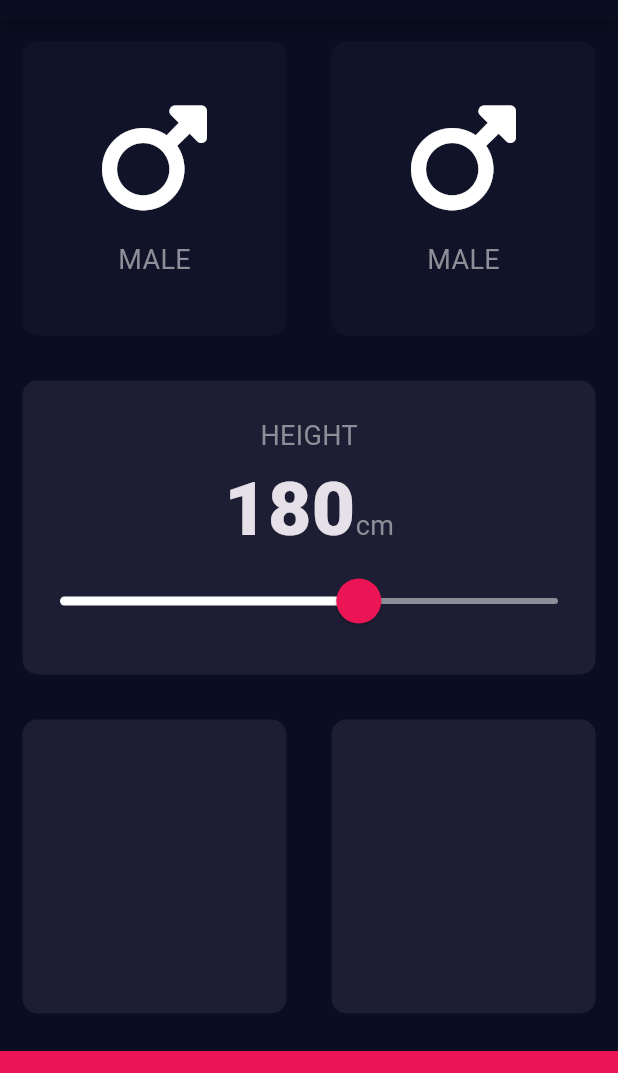
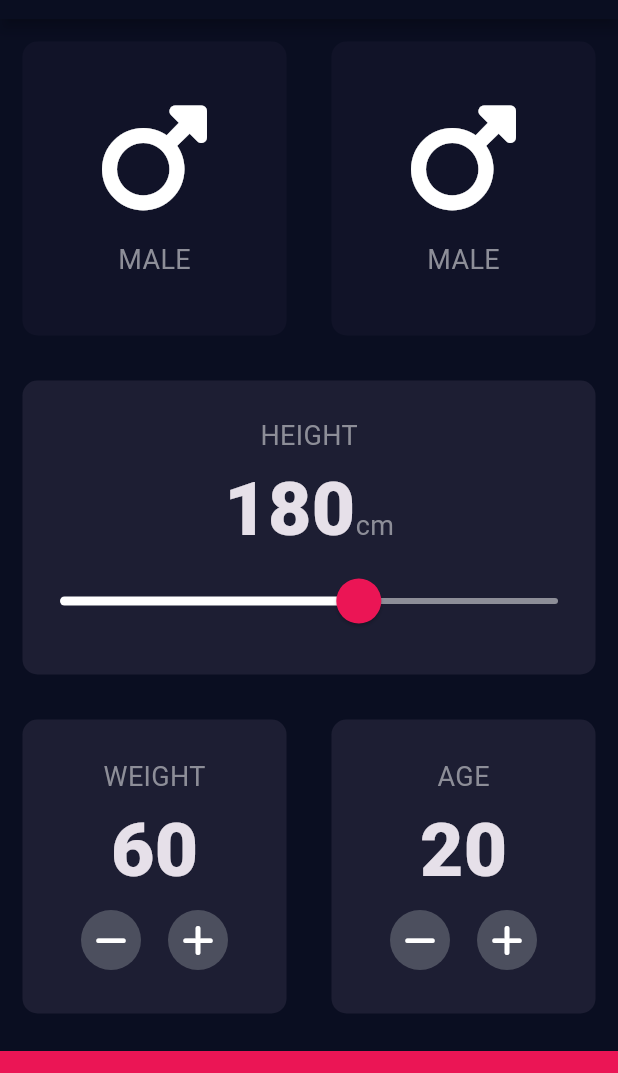
Before and after one commit to Adnan25z/bmi_calculator_flutter, a Flutter app: the screen it shows after launch, on a phone screen of 412 x 824 dp, the part 65-1138 px from its top. Run offline on Flutter 3.47's test engine with Material 3 defaults, Android fonts, the phone set to English and light mode, and no system bars; our stand-ins replace font_awesome_flutter.

Commit message:
built a flutter button from scratch using RawMaterialButton

```diff
--- a/lib/input_page.dart
+++ b/lib/input_page.dart
@@ -4,10 +4,7 @@ import 'reusable_card.dart';
 import 'icon_content.dart';
 import 'constants.dart';
 
-enum Gender{
-  male,
-  female,
-}
+enum Gender { male, female }
 
 class InputPage extends StatefulWidget {
   @override
@@ -15,16 +12,14 @@ class InputPage extends StatefulWidget {
 }
 
 class _InputPageState extends State<InputPage> {
-
   Gender? selectedGender;
   int height = 180;
-
+  int weight = 60;
+  int age = 20;
   @override
   Widget build(BuildContext context) {
     return Scaffold(
-      appBar: AppBar(
-        title: Center(child: Text('BMI CALCULATOR')),
-      ),
+      appBar: AppBar(title: Center(child: Text('BMI CALCULATOR'))),
       body: Column(
         crossAxisAlignment: CrossAxisAlignment.stretch,
         children: [
@@ -33,7 +28,9 @@ class _InputPageState extends State<InputPage> {
               children: <Widget>[
                 Expanded(
                   child: ReusableCard(
-                    colour: selectedGender == Gender.male ? kActiveCardColour : kInactiveCardColour,
+                    colour: selectedGender == Gender.male
+                        ? kActiveCardColour
+                        : kInactiveCardColour,
                     onPress: () {
                       setState(() {
                         selectedGender = Gender.male;
@@ -44,7 +41,9 @@ class _InputPageState extends State<InputPage> {
                 ),
                 Expanded(
                   child: ReusableCard(
-                    colour: selectedGender == Gender.female ? kActiveCardColour : kInactiveCardColour,
+                    colour: selectedGender == Gender.female
+                        ? kActiveCardColour
+                        : kInactiveCardColour,
                     onPress: () {
                       setState(() {
                         selectedGender = Gender.female;
@@ -58,27 +57,18 @@ class _InputPageState extends State<InputPage> {
           ),
           Expanded(
             child: ReusableCard(
-              colour:kActiveCardColour,
+              colour: kActiveCardColour,
               cardChild: Column(
                 mainAxisAlignment: MainAxisAlignment.center,
                 children: <Widget>[
-                  Text(
-                    'HEIGHT',
-                    style: kLabelTextStyle,
-                  ),
+                  Text('HEIGHT', style: kLabelTextStyle),
                   Row(
                     mainAxisAlignment: MainAxisAlignment.center,
                     crossAxisAlignment: CrossAxisAlignment.baseline,
                     textBaseline: TextBaseline.alphabetic,
                     children: <Widget>[
-                      Text(
-                        height.toString(),
-                        style: kNumberTextStyle,
-                      ),
-                      Text(
-                        'cm',
-                        style: kLabelTextStyle,
-                      ),
+                      Text(height.toString(), style: kNumberTextStyle),
+                      Text('cm', style: kLabelTextStyle),
                     ],
                   ),
                   SliderTheme(
@@ -87,14 +77,18 @@ class _InputPageState extends State<InputPage> {
                       activeTrackColor: Colors.white,
                       thumbColor: Color(0xFFEB1555),
                       overlayColor: Color(0x29EB1555),
-                      thumbShape: RoundSliderThumbShape(enabledThumbRadius: 15.0),
-                      overlayShape: RoundSliderOverlayShape(overlayRadius: 25.0),
+                      thumbShape: RoundSliderThumbShape(
+                        enabledThumbRadius: 15.0,
+                      ),
+                      overlayShape: RoundSliderOverlayShape(
+                        overlayRadius: 25.0,
+                      ),
                     ),
                     child: Slider(
                       value: height.toDouble(),
                       min: 120.0,
                       max: 220.0,
-                      onChanged: (double newValue){
+                      onChanged: (double newValue) {
                         setState(() {
                           height = newValue.round();
                         });
@@ -109,22 +103,102 @@ class _InputPageState extends State<InputPage> {
             child: Row(
               children: <Widget>[
                 Expanded(
-                  child: ReusableCard(colour:kActiveCardColour),
+                  child: ReusableCard(
+                    colour: kActiveCardColour,
+                    cardChild: Column(
+                      mainAxisAlignment: MainAxisAlignment.center,
+                      children: <Widget>[
+                        Text('WEIGHT', style: kLabelTextStyle),
+                        Text(weight.toString(), style: kNumberTextStyle),
+                        Row(
+                          mainAxisAlignment: MainAxisAlignment.center,
+                          children: [
+                            RoundIconButton(
+                              icon: FontAwesomeIcons.minus,
+                              onPressed: () {
+                                setState(() {
+                                  weight--;
+                                });
+                              },
+                            ),
+                            SizedBox(width: 10.0),
+                            RoundIconButton(
+                              icon: FontAwesomeIcons.plus,
+                              onPressed: () {
+                                setState(() {
+                                  weight++;
+                                });
+                              },
+                            ),
+                          ],
+                        ),
+                      ],
+                    ),
+                  ),
                 ),
                 Expanded(
-                  child: ReusableCard(colour:kActiveCardColour),
+                  child: ReusableCard(
+                    colour: kActiveCardColour,
+                    cardChild: Column(
+                      mainAxisAlignment: MainAxisAlignment.center,
+                      children: <Widget>[
+                        Text('AGE', style: kLabelTextStyle),
+                        Text(age.toString(), style: kNumberTextStyle),
+                        Row(
+                          mainAxisAlignment: MainAxisAlignment.center,
+                          children: [
+                            RoundIconButton(
+                              icon: FontAwesomeIcons.minus,
+                              onPressed: () {
+                                setState(() {
+                                  age--;
+                                });
+                              },
+                            ),
+                            SizedBox(width: 10.0),
+                            RoundIconButton(
+                              icon: FontAwesomeIcons.plus,
+                              onPressed: () {
+                                setState(() {
+                                  age++;
+                                });
+                              },
+                            ),
+                          ],
+                        ),
+                      ],
+                    ),
+                  ),
                 ),
               ],
             ),
           ),
 
-        Container(
-          color: kBottomContainerColor,
-          margin: EdgeInsets.only(top: 10.0),
-          width: double.infinity,
-          height: kBottomContainerHeight,
-        )],
+          Container(
+            color: kBottomContainerColor,
+            margin: EdgeInsets.only(top: 10.0),
+            width: double.infinity,
+            height: kBottomContainerHeight,
+          ),
+        ],
       ),
     );
   }
 }
+
+class RoundIconButton extends StatelessWidget {
+  const RoundIconButton({required this.icon, required this.onPressed});
+  final IconData icon;
+  final VoidCallback onPressed;
+  @override
+  Widget build(BuildContext context) {
+    return RawMaterialButton(
+      child: Icon(icon),
+      elevation: 0.0,
+      constraints: BoxConstraints.tightFor(width: 40.0, height: 40.0),
+      shape: CircleBorder(),
+      fillColor: Color(0xFF4C4F5E),
+      onPressed: onPressed,
+    );
+  }
+}
```
